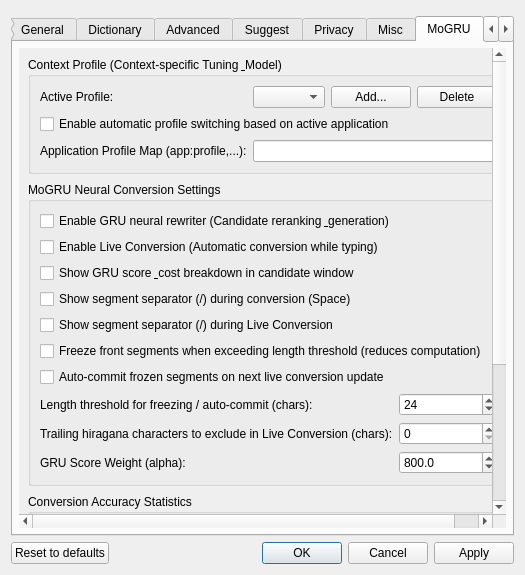
Above: src/gui/config_dialog/config_dialog.ui from lambda-haru/MoGRU before the change. Below: the same form after it.
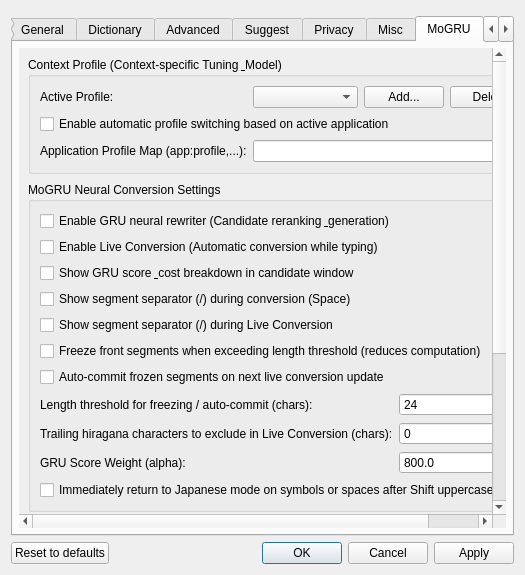
That is the form after the change. The open tabs and pages were chosen to show the change. Custom widgets are drawn as their Qt base class.

Commit message: feat: Add configuration for immediate Japanese return after Shift input

Diff of the .ui file:
```diff
--- a/src/gui/config_dialog/config_dialog.ui
+++ b/src/gui/config_dialog/config_dialog.ui
@@ -1935,6 +1935,13 @@
                   </property>
                  </widget>
                 </item>
+                <item row="10" column="0" colspan="2">
+                 <widget class="QCheckBox" name="enableShiftImmediateJapaneseReturnCheckBox">
+                  <property name="text">
+                   <string>Immediately return to Japanese mode on symbols or spaces after Shift uppercase input</string>
+                  </property>
+                 </widget>
+                </item>
                </layout>
               </widget>
              </item>
```
The commit also changes 19 other files.
